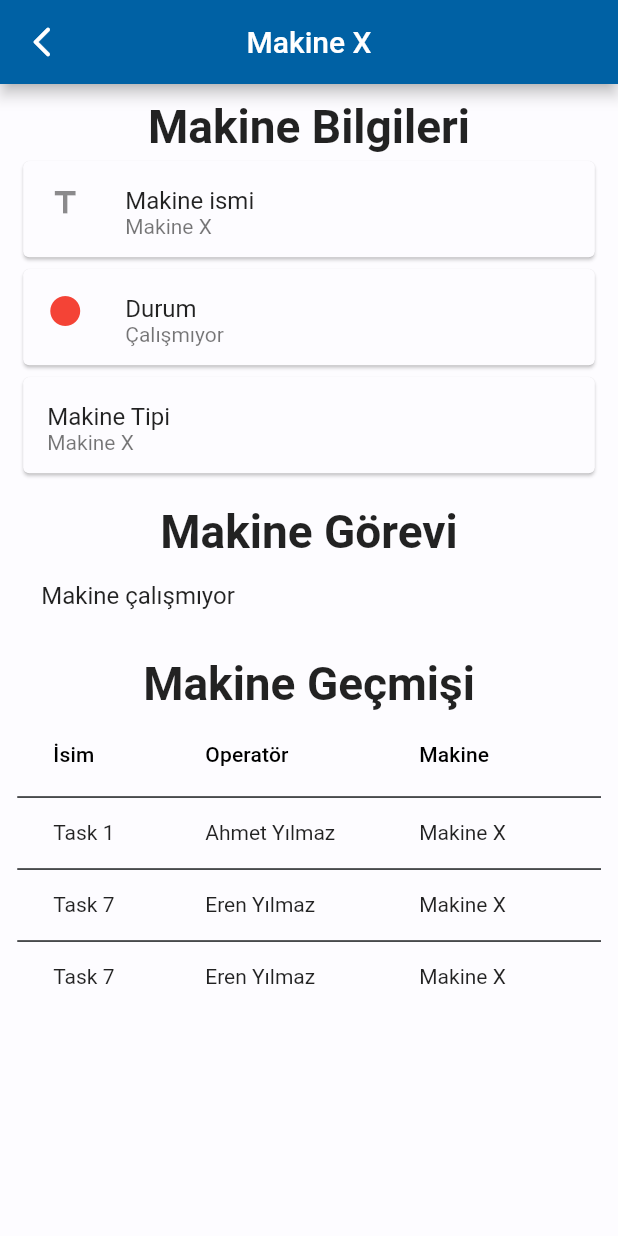
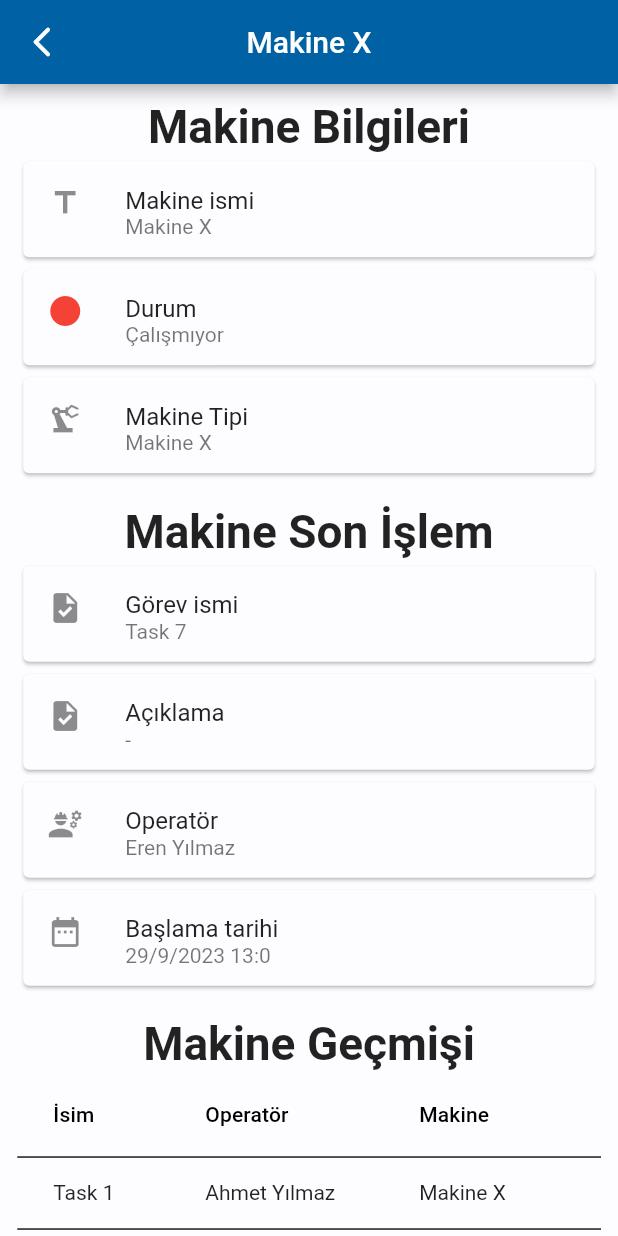
Before and after one commit to edibesad/enelsis, a Flutter app: the HomePage screen opened by its route, after a tap on "Makine X", on a phone screen of 412 x 824 dp. Run offline on Flutter 3.47's test engine with Material 2 defaults, Android fonts, the phone set to English and light mode, and no system bars; our stand-ins replace flutter_screenutil, get; missing offline and left inert: omni_datetime_picker; Roboto replaces fonts that are missing (.AppleSystemUIFont).

Commit message:
changed machine last task

```diff
--- a/lib/models/machine_task_model.dart
+++ b/lib/models/machine_task_model.dart
@@ -22,6 +22,7 @@ class MachineTaskModel {
   DateTime? createdAt;
   bool? status;
   TaskTypeModel? taskTypeModel;
+  String? description;
 
   MachineTaskModel(
       {this.id,
@@ -30,7 +31,8 @@ class MachineTaskModel {
       this.createdBy,
       this.status,
       this.createdAt,
-      this.taskTypeModel});
+      this.taskTypeModel,
+      this.description});
 
   factory MachineTaskModel.fromJson(Map<String, dynamic> json) =>
       MachineTaskModel(
@@ -44,7 +46,8 @@ class MachineTaskModel {
               ? null
               : UserModel.fromJson(json["created_by"]),
           status: json["status"],
-          createdAt: DateTime.parse(json["created_at"]));
+          createdAt: DateTime.parse(json["created_at"]),
+          description: json["description"]);
 
   Map<String, dynamic> toJson() => {
         "id": id,
@@ -53,6 +56,7 @@ class MachineTaskModel {
         "machine": machine?.toJson(),
         "created_by": createdBy?.toJson(),
         "status": status,
-        "created_at": createdAt
+        "created_at": createdAt,
+        "description": description
       };
 }
--- a/lib/views/machine_detail_page/machine_detail_page.dart
+++ b/lib/views/machine_detail_page/machine_detail_page.dart
@@ -44,6 +44,7 @@ class MachineDetail extends StatelessWidget {
             ],
           ),
         ),
-        ));
+      ),
+    );
   }
 }
--- a/lib/views/machine_detail_page/widgets/machine_info.dart
+++ b/lib/views/machine_detail_page/widgets/machine_info.dart
@@ -39,6 +39,7 @@ class MachineInfo extends StatelessWidget {
         ),
         Card(
           child: ListTile(
+            leading: const Icon(Icons.precision_manufacturing),
             title: const Text("Makine Tipi"),
             subtitle: Text(machineModel.type!.name!),
           ),
--- a/lib/views/machine_detail_page/widgets/machine_task_dialog.dart
+++ b/lib/views/machine_detail_page/widgets/machine_task_dialog.dart
@@ -11,7 +11,7 @@ class MachineTaskDialog extends StatelessWidget {
       content: Form(
           child: TextFormField(
         controller: controller,
-        decoration: const InputDecoration(hintText: "Görev ismi"),
+        decoration: const InputDecoration(labelText: "Görev ismi"),
       )),
       actions: [
         ElevatedButton(
--- a/lib/views/machine_detail_page/widgets/machine_task_info.dart
+++ b/lib/views/machine_detail_page/widgets/machine_task_info.dart
@@ -14,37 +14,23 @@ class MachineTaskInfo extends StatelessWidget {
     return Column(
       children: [
         Text(
-          "Makine Görevi",
+          "Makine Son İşlem",
           style: TextStyle(fontWeight: FontWeight.bold, fontSize: 32.sp),
         ),
-        (activeTask.status == null)
-            ? const ListTile(
-                title: Text("Makine çalışmıyor"),
-              )
-            : (activeTask.status == false)
-                ? Card(
-                    child: ListTile(
-                      onTap: () {
-                        // Get.toNamed("/add_task?machine_id=${machineModel.id}");
-                        showDialog(
-                          context: context,
-                          builder: (context) => MachineTaskDialog(),
-                        );
-                      },
-                      leading: const Icon(Icons.warning),
-                      title: const Text("Makineye görev atanmamış"),
-                      subtitle: const Text("Atamak için tıklayın"),
-                      textColor: Colors.red,
-                      iconColor: Colors.red,
-                    ),
-                  )
-                : Column(
+        Column(
           children: [
             Card(
               child: ListTile(
                 leading: const Icon(Icons.task),
                 title: const Text("Görev ismi"),
                 subtitle: Text(activeTask.name!),
+              ),
+            ),
+            Card(
+              child: ListTile(
+                leading: const Icon(Icons.task),
+                title: const Text("Açıklama"),
+                subtitle: Text(activeTask.description ?? "-"),
               ),
             ),
             Card(
```
Lines whose indentation alone changed are shown as unchanged.
